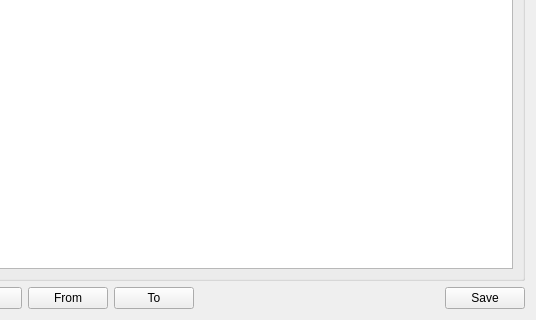
Before: the Qt Designer form gui/VolumesComputationsDialog.ui in UCLM-PAFyC/VolumeTimeSeries, drawn with Qt 5; both pictures show x 676 to 1212 and y 134 to 454 of the 1212 by 454 pixel window.
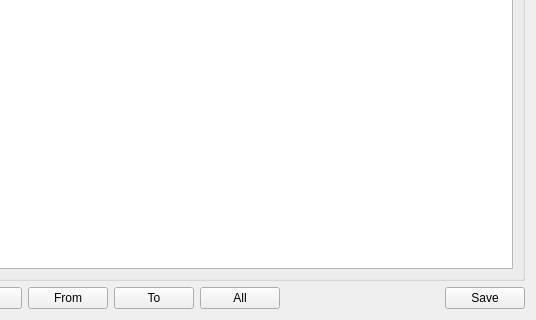
After: the same form once the commit is applied.

```diff
--- a/gui/VolumesComputationsDialog.ui
+++ b/gui/VolumesComputationsDialog.ui
@@ -188,6 +188,13 @@
        </property>
       </widget>
      </item>
+     <item>
+      <widget class="QPushButton" name="loadInQgisAllPushButton">
+       <property name="text">
+        <string>All</string>
+       </property>
+      </widget>
+     </item>
      <item>
       <spacer name="horizontalSpacer_3">
        <property name="orientation">
```
